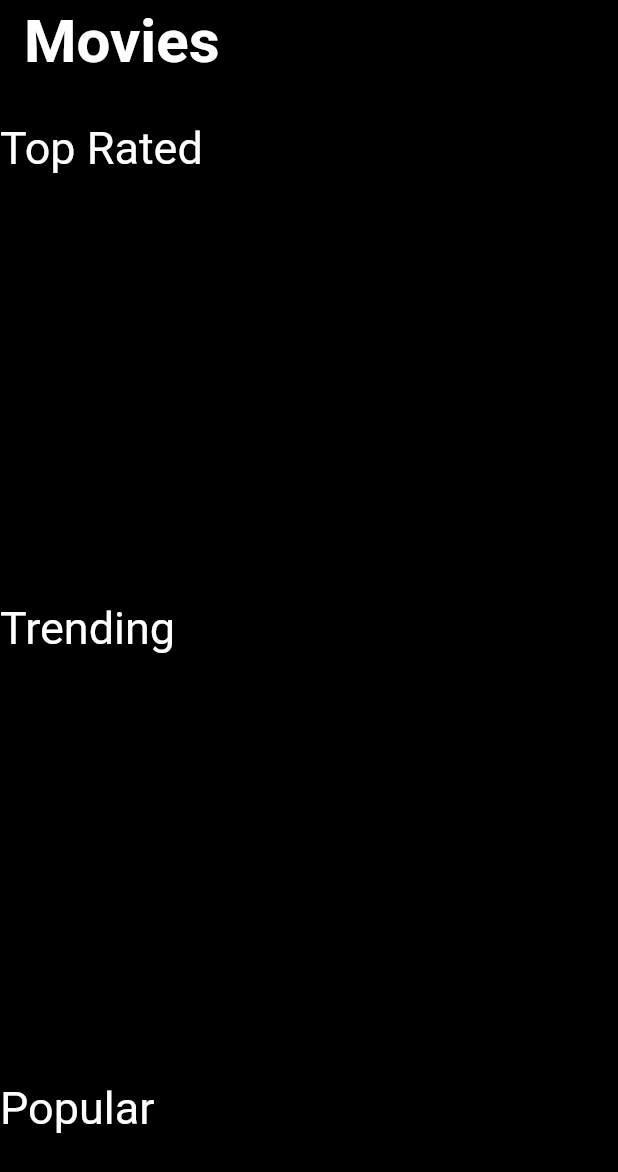
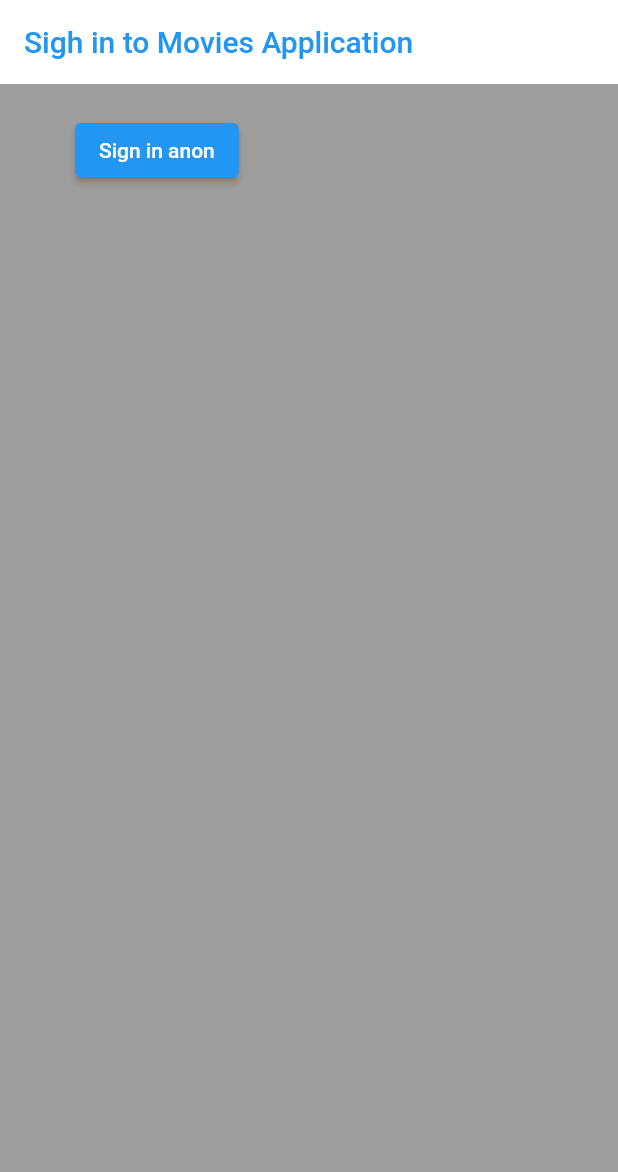
Before and after one commit to vimukthi200408/finalmobile, a Flutter app: the screen it shows after launch, on a phone screen of 412 x 824 dp. Shown: the top 1172 px of the screen. Run offline on Flutter 3.47's test engine with Material 2 defaults, Android fonts, the phone set to English and light mode, and no system bars; our stand-ins replace firebase_auth, firebase_core; accounts and stored records are empty.

```diff
--- a/lib/main.dart
+++ b/lib/main.dart
@@ -1,12 +1,27 @@
 import 'dart:convert';
 
 import 'package:finalmobile/homePage.dart';
+import 'package:finalmobile/wrapper.dart';
 import 'package:flutter/material.dart';
 import 'package:http/http.dart' as http;
+import 'package:firebase_core/firebase_core.dart';
+import 'firebase_options.dart';
 
+void main() async{
+  WidgetsFlutterBinding.ensureInitialized();
+  print("comes here1");
+  await Firebase.initializeApp(
+      options: FirebaseOptions(
+        apiKey: "AIzaSyDn-ceTsk2j4ZvFKM6EOs1VgC9yLpVVo1Y",
+        appId: "1:66206032117:android:d8837fc479b48c297be5bc",
+        messagingSenderId: "66206032117",
+        projectId: "movie-app-3f126",)
+  );
+  print("comes here2");
+     //options: Firebase.initializeApp(
 
-void main() {
-  runApp(const MyApp());
+  //);
+      runApp(const MyApp());
 }
 
 class MyApp extends StatelessWidget {
@@ -16,11 +31,13 @@ class MyApp extends StatelessWidget {
   @override
   Widget build(BuildContext context) {
     return MaterialApp(
-      title: 'Flutter Demo',
-      theme: ThemeData(
-        primarySwatch: Colors.blue,
-      ),
-      home: const MyHomePage(),
+      // title: 'Flutter Demo',
+      // theme: ThemeData(
+      //   primarySwatch: Colors.blue,
+      // ),
+       //home: const MyHomePage(),
+      home:Wrapper()
+      //Text('d'),
     );
   }
 }
--- /dev/null
+++ b/lib/signin.dart
@@ -0,0 +1,46 @@
+import 'package:finalmobile/services/firebaseauth.dart';
+import 'package:flutter/material.dart';
+
+class Signin extends StatefulWidget {
+  Signin({Key? key}) : super(key: key);
+
+
+
+  @override
+  State<Signin> createState() => _SigninState();
+}
+
+class _SigninState extends State<Signin> {
+
+
+  FireBaseAuth spider = FireBaseAuth();
+
+
+  @override
+  Widget build(BuildContext context) {
+    return Scaffold(
+      backgroundColor: Colors.grey,
+      appBar: AppBar(
+        backgroundColor: Colors.white,
+        elevation: 0.0,
+        title:Text("Sigh in to Movies Application",style:TextStyle(color: Colors.blue) ,),
+      ),
+      body:Container(
+        padding:EdgeInsets.symmetric(vertical: 20,horizontal: 50),
+        child:ElevatedButton(
+          onPressed: () async{
+            dynamic result = await spider.anonSign();
+            if (result ==null){
+              print("error signing in ");
+            }else{
+              print("signed in ");
+              print(result);
+            }
+          },
+          child: Text("Sign in anon")
+        ),
+      ),
+
+    );
+  }
+}
--- /dev/null
+++ b/lib/validate.dart
@@ -0,0 +1,18 @@
+import 'package:finalmobile/signin.dart';
+import 'package:flutter/material.dart';
+
+class Validate extends StatefulWidget {
+  const Validate({Key? key}) : super(key: key);
+
+  @override
+  State<Validate> createState() => _ValidateState();
+}
+
+class _ValidateState extends State<Validate> {
+  @override
+  Widget build(BuildContext context) {
+    return Container(
+      child:Signin(),
+    );
+  }
+}
--- /dev/null
+++ b/lib/wrapper.dart
@@ -0,0 +1,16 @@
+import 'package:finalmobile/homePage.dart';
+import 'package:finalmobile/main.dart';
+import 'package:finalmobile/validate.dart';
+import 'package:flutter/material.dart';
+
+class Wrapper extends StatelessWidget {
+  const Wrapper({Key? key}) : super(key: key);
+
+  @override
+  Widget build(BuildContext context) {
+
+    //return home or validate
+    return Validate();
+
+  }
+}
--- a/pubspec.yaml
+++ b/pubspec.yaml
@@ -38,6 +38,10 @@ dependencies:
   # The following adds the Cupertino Icons font to your application.
   # Use with the CupertinoIcons class for iOS style icons.
   cupertino_icons: ^1.0.2
+  firebase_auth: ^4.2.10
+  cloud_firestore: ^4.4.4
+  firebase_core: ^2.7.1
+  firebase_core_web: ^2.2.2
 
 
 dev_dependencies:
```
Also changed, not shown: lib/services/firebaseauth.dart (added, +25 -0 lines), lib/firebase_options.dart (added), pubspec.lock, 3 other files.
